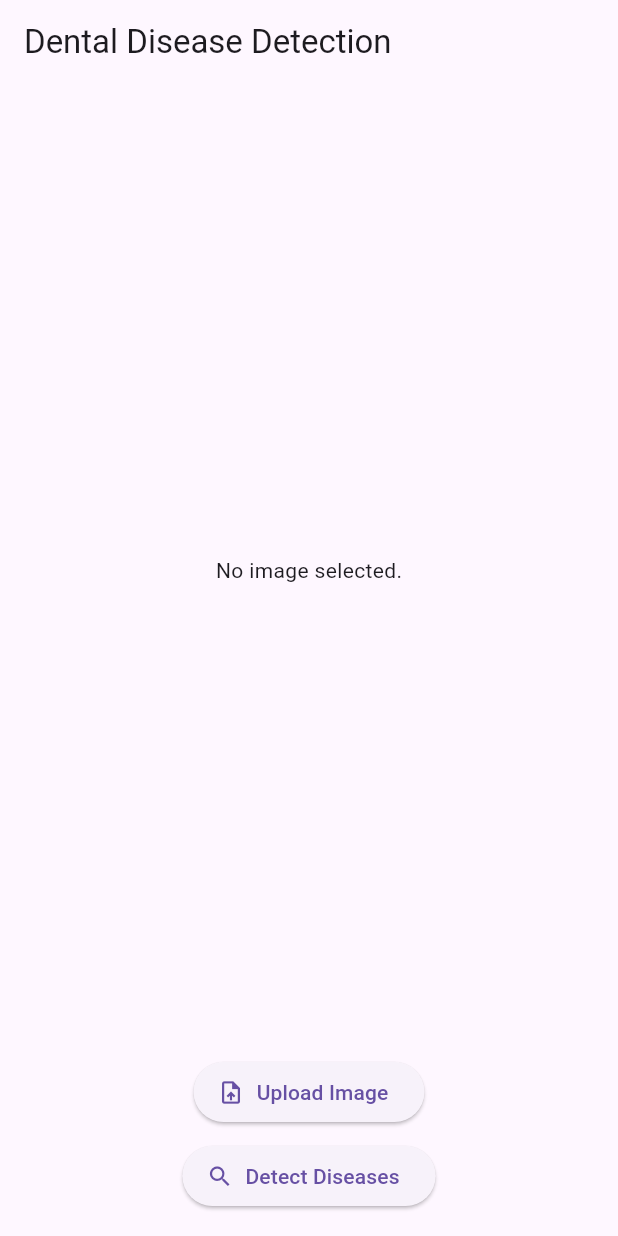
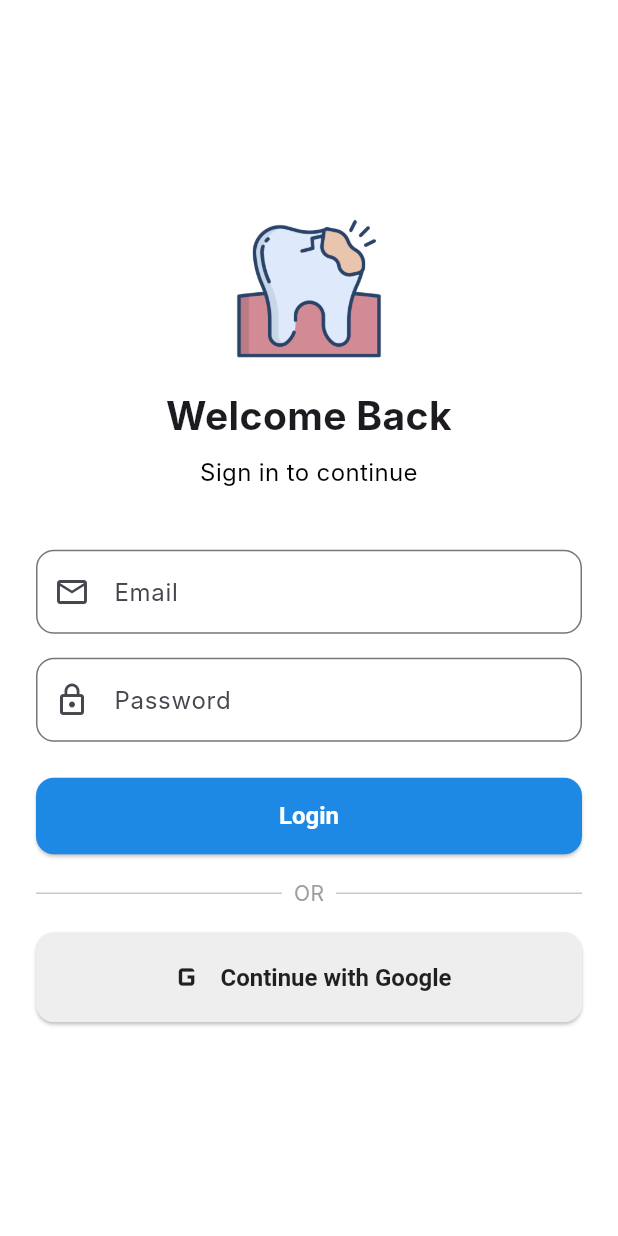
Before and after one commit to Sarat-Alane/DentalApp, a Flutter app: the screen it shows after launch, on a phone screen of 412 x 824 dp. Run offline on Flutter 3.47's test engine with Material 3 defaults, Android fonts, the phone set to English and light mode, and no system bars; our stand-ins replace image_picker; Roboto replaces fonts that are missing (Inter).

Commit message:
App done

```diff
--- /dev/null
+++ b/lib/login_page.dart
@@ -0,0 +1,110 @@
+import 'package:flutter/material.dart';
+import 'home_page.dart'; // Import the home page
+
+class LoginPage extends StatelessWidget {
+  const LoginPage({super.key});
+
+  @override
+  Widget build(BuildContext context) {
+    // A helper function to navigate to the home page
+    void navigateToHome() {
+      Navigator.of(context).pushReplacement(
+        MaterialPageRoute(builder: (context) => const HomePage()),
+      );
+    }
+
+    return Scaffold(
+      body: SafeArea(
+        child: Padding(
+          padding: const EdgeInsets.all(24.0),
+          child: Column(
+            mainAxisAlignment: MainAxisAlignment.center,
+            crossAxisAlignment: CrossAxisAlignment.stretch,
+            children: [
+              // App Icon and Title
+              Image.asset(
+                'assets/images/dental.png', // The path to your image
+                width: 100, // You can control the size with width and height
+                height: 100,
+              ),
+              const SizedBox(height: 16),
+              const Text(
+                'Welcome Back',
+                textAlign: TextAlign.center,
+                style: TextStyle(
+                  fontSize: 26,
+                  fontWeight: FontWeight.bold,
+                ),
+              ),
+              const SizedBox(height: 8),
+              const Text(
+                'Sign in to continue',
+                textAlign: TextAlign.center,
+                style: TextStyle(
+                  fontSize: 16,
+                  color: Colors.black,
+                ),
+              ),
+              const SizedBox(height: 40),
+
+              // Email and Password Fields (UI only)
+              TextField(
+                decoration: InputDecoration(
+                  labelText: 'Email',
+                  prefixIcon: const Icon(Icons.email_outlined),
+                  border: OutlineInputBorder(
+                    borderRadius: BorderRadius.circular(12),
+                  ),
+                ),
+                keyboardType: TextInputType.emailAddress,
+              ),
+              const SizedBox(height: 16),
+              TextField(
+                decoration: InputDecoration(
+                  labelText: 'Password',
+                  prefixIcon: const Icon(Icons.lock_outline),
+                  border: OutlineInputBorder(
+                    borderRadius: BorderRadius.circular(12),
+                  ),
+                ),
+                obscureText: true,
+              ),
+              const SizedBox(height: 24),
+
+              // Login Button
+              ElevatedButton(
+                onPressed: navigateToHome,
+                child: const Text('Login'),
+              ),
+              const SizedBox(height: 16),
+
+              // Or divider
+              const Row(
+                children: [
+                  Expanded(child: Divider()),
+                  Padding(
+                    padding: EdgeInsets.symmetric(horizontal: 8.0),
+                    child: Text('OR', style: TextStyle(color: Colors.grey)),
+                  ),
+                  Expanded(child: Divider()),
+                ],
+              ),
+              const SizedBox(height: 16),
+
+              // Social Login Button (UI only)
+              ElevatedButton.icon(
+                icon: const Icon(Icons.g_mobiledata, size: 28), // Placeholder for Google Icon
+                label: const Text('Continue with Google'),
+                onPressed: navigateToHome,
+                style: ElevatedButton.styleFrom(
+                  backgroundColor: Colors.grey.shade200,
+                  foregroundColor: Colors.black87,
+                ),
+              ),
+            ],
+          ),
+        ),
+      ),
+    );
+  }
+}
--- a/lib/main.dart
+++ b/lib/main.dart
@@ -1,188 +1,44 @@
-import 'dart:convert';
-import 'dart:io';
-import 'dart:typed_data';
 import 'package:flutter/material.dart';
-import 'package:http/http.dart' as http;
-import 'package:image_picker/image_picker.dart';
+import 'splash_screen.dart'; // Import the splash screen file
 
 void main() {
-  runApp(MyApp());
+  runApp(const DentalCavityApp());
 }
 
-class MyApp extends StatelessWidget {
-  const MyApp({super.key});
+class DentalCavityApp extends StatelessWidget {
+  const DentalCavityApp({super.key});
 
   @override
   Widget build(BuildContext context) {
     return MaterialApp(
-      title: 'Dental Disease Detection',
-      theme: ThemeData(primarySwatch: Colors.blue),
-      home: const DetectionScreen(),
+      title: 'Dental Cavity Detection',
+      theme: ThemeData(
+        // Define a clean and professional color scheme
+        primarySwatch: Colors.blue,
+        scaffoldBackgroundColor: Colors.white,
+        fontFamily: 'Inter', // A nice, clean font
+
+        // Define the visual density for a modern look
+        visualDensity: VisualDensity.adaptivePlatformDensity,
+
+        // Custom theme for elevated buttons for a consistent look
+        elevatedButtonTheme: ElevatedButtonThemeData(
+          style: ElevatedButton.styleFrom(
+            foregroundColor: Colors.white, backgroundColor: Colors.blue.shade600, // Text color
+            shape: RoundedRectangleBorder(
+              borderRadius: BorderRadius.circular(12),
+            ),
+            padding: const EdgeInsets.symmetric(vertical: 16, horizontal: 24),
+            textStyle: const TextStyle(
+              fontSize: 16,
+              fontWeight: FontWeight.bold,
+            ),
+          ),
+        ),
+      ),
+      debugShowCheckedModeBanner: false,
+      // The first screen of the app is the splash screen
+      home: const SplashScreen(),
     );
   }
 }
-
-class DetectionScreen extends StatefulWidget {
-  const DetectionScreen({super.key});
-
-  @override
-  State<DetectionScreen> createState() => _DetectionScreenState();
-}
-
-class _DetectionScreenState extends State<DetectionScreen> {
-  final ImagePicker _picker = ImagePicker();
-  XFile? _imageFile;
-  Uint8List? _imageBytes;
-  List<Map<String, dynamic>> _detections = [];
-
-  Future<void> _pickImage(ImageSource source) async {
-    final pickedFile = await _picker.pickImage(source: source);
-    if (pickedFile != null) {
-      final bytes = await pickedFile.readAsBytes();
-      setState(() {
-        _imageFile = pickedFile;
-        _imageBytes = bytes;
-        _detections.clear();
-      });
-    }
-  }
-
-  void _showImageSourceDialog() {
-    showModalBottomSheet(
-        context: context,
-        builder: (_) {
-          return SafeArea(
-            child: Wrap(
-              children: [
-                ListTile(
-                  leading: const Icon(Icons.camera_alt),
-                  title: const Text("Take a photo"),
-                  onTap: () {
-                    Navigator.of(context).pop();
-                    _pickImage(ImageSource.camera);
-                  },
-                ),
-                ListTile(
-                  leading: const Icon(Icons.image),
-                  title: const Text("Choose from gallery"),
-                  onTap: () {
-                    Navigator.of(context).pop();
-                    _pickImage(ImageSource.gallery);
-                  },
-                ),
-              ],
-            ),
-          );
-        });
-  }
-
-  Future<void> _detectDiseases() async {
-    if (_imageFile == null) return;
-
-    final uri = Uri.parse("https://dentaldetection.onrender.com/predict");
-    final request = http.MultipartRequest("POST", uri);
-    request.files.add(await http.MultipartFile.fromPath("file", _imageFile!.path));
-
-    final response = await request.send();
-
-    if (response.statusCode == 200) {
-      final jsonResponse = jsonDecode(await response.stream.bytesToString());
-      setState(() {
-        _detections = List<Map<String, dynamic>>.from(jsonResponse["predictions"]);
-      });
-    } else {
-      ScaffoldMessenger.of(context).showSnackBar(
-        const SnackBar(content: Text("Detection failed. Please try again.")),
-      );
-    }
-  }
-
-  @override
-  Widget build(BuildContext context) {
-    final imageWidget = _imageBytes != null
-        ? Stack(
-      children: [
-        Image.memory(_imageBytes!),
-        if (_detections.isNotEmpty)
-          Positioned.fill(
-            child: CustomPaint(
-              painter: BoundingBoxPainter(_detections),
-            ),
-          ),
-      ],
-    )
-        : const Text("No image selected.");
-
-    return Scaffold(
-      appBar: AppBar(title: const Text("Dental Disease Detection")),
-      body: Padding(
-        padding: const EdgeInsets.all(16.0),
-        child: Column(children: [
-          Expanded(
-            child: Center(child: imageWidget),
-          ),
-          const SizedBox(height: 16),
-          ElevatedButton.icon(
-            icon: const Icon(Icons.upload_file),
-            label: const Text("Upload Image"),
-            onPressed: _showImageSourceDialog,
-          ),
-          const SizedBox(height: 8),
-          ElevatedButton.icon(
-            icon: const Icon(Icons.search),
-            label: const Text("Detect Diseases"),
-            onPressed: _detectDiseases,
-          ),
-        ]),
-      ),
-    );
-  }
-}
-
-class BoundingBoxPainter extends CustomPainter {
-  final List<Map<String, dynamic>> detections;
-
-  BoundingBoxPainter(this.detections);
-
-  @override
-  void paint(Canvas canvas, Size size) {
-    final paint = Paint()
-      ..style = PaintingStyle.stroke
-      ..strokeWidth = 2.0;
-
-    final textPainter = TextPainter(
-      textDirection: TextDirection.ltr,
-    );
-
-    for (var detection in detections) {
-      final bbox = detection["bbox"];
-      final label = detection["label"];
-      final confidence = detection["confidence"];
-
-      final rect = Rect.fromLTRB(
-        bbox[0].toDouble(),
-        bbox[1].toDouble(),
-        bbox[2].toDouble(),
-        bbox[3].toDouble(),
-      );
-
-      paint.color = Colors.red;
-      canvas.drawRect(rect, paint);
-
-      final text = "$label (${(confidence * 100).toStringAsFixed(1)}%)";
-      textPainter.text = TextSpan(
-        text: text,
-        style: const TextStyle(
-          color: Colors.red,
-          fontSize: 14,
-          fontWeight: FontWeight.bold,
-        ),
-      );
-      textPainter.layout();
-      textPainter.paint(canvas, Offset(rect.left, rect.top - 20));
-    }
-  }
-
-  @override
-  bool shouldRepaint(covariant CustomPainter oldDelegate) => true;
-}
--- a/pubspec.yaml
+++ b/pubspec.yaml
@@ -19,7 +19,7 @@ publish_to: 'none' # Remove this line if you wish to publish to pub.dev
 version: 1.0.0+1
 
 environment:
-  sdk: ^3.8.1
+  sdk: '>=3.8.1 <4.0.0'
 
 # Dependencies specify other packages that your package needs in order to work.
 # To automatically upgrade your package dependencies to the latest versions
@@ -61,8 +61,8 @@ flutter:
   uses-material-design: true
 
   # To add assets to your application, add an assets section, like this:
-  # assets:
-  #   - images/a_dot_burr.jpeg
+  assets:
+     - assets/images/
   #   - images/a_dot_ham.jpeg
 
   # An image asset can refer to one or more resolution-specific "variants", see
```
Also changed, not shown: lib/detection_page.dart (added, +145 -0 lines), lib/home_page.dart (added, +122 -0 lines), lib/splash_screen.dart (added, +59 -0 lines), assets/images/dental.png (added), pubspec.lock, 1 other file.
